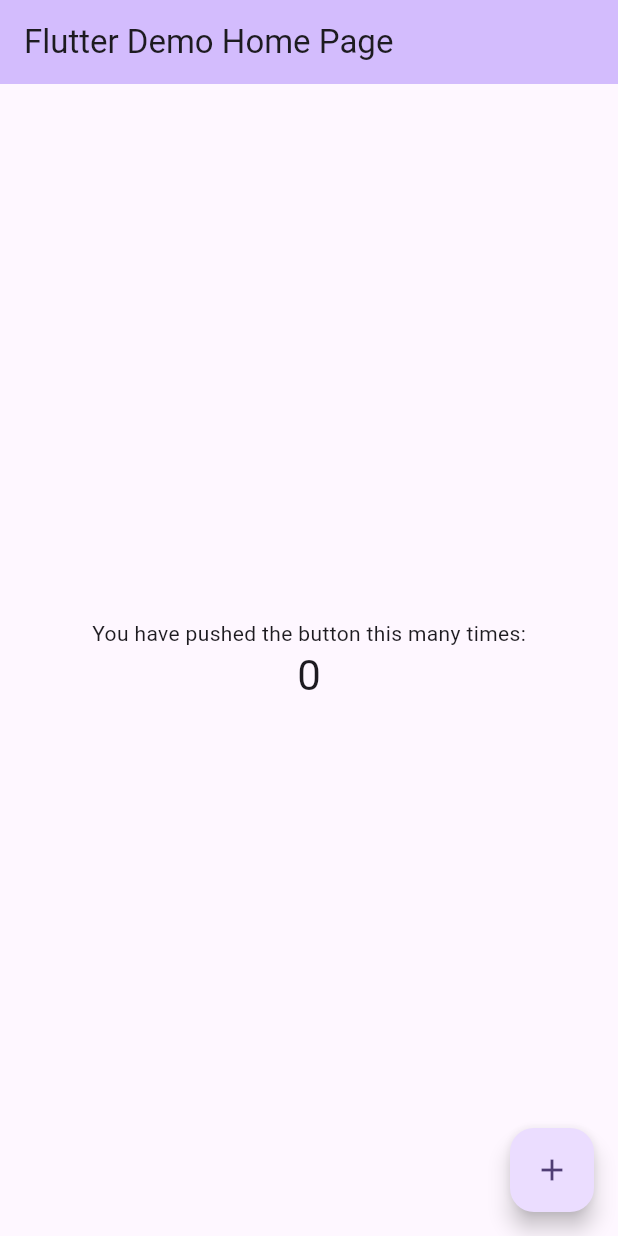
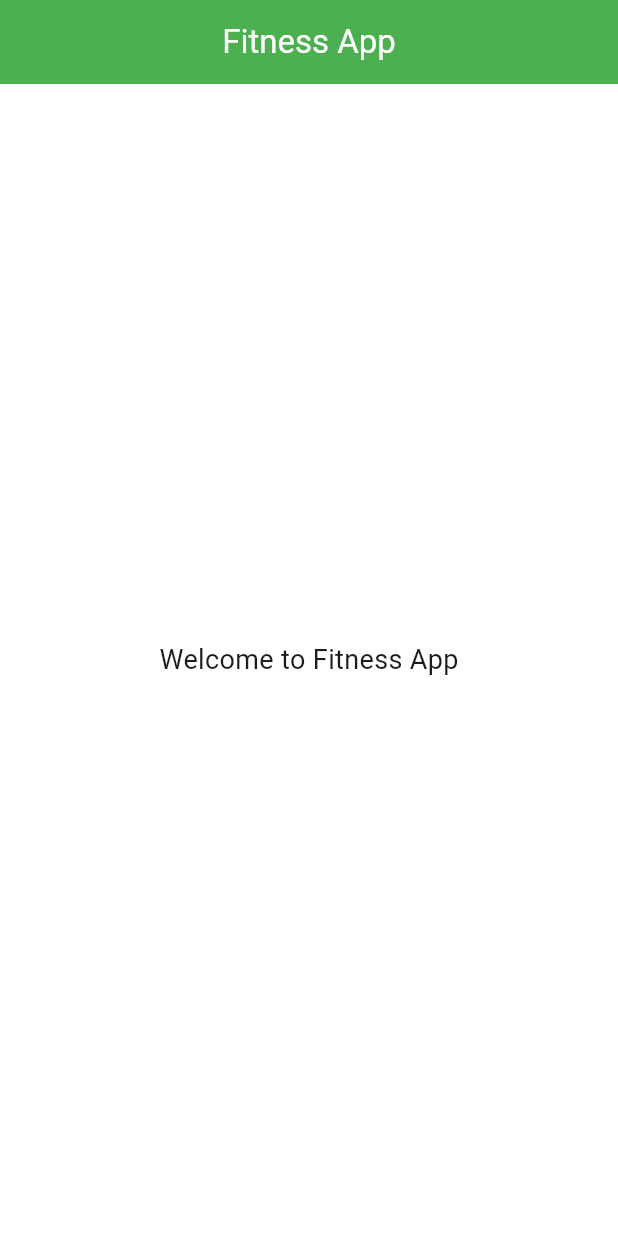
Before and after one commit to TashmeenUllah/fitness_app, a Flutter app: the screen it shows after launch, on a phone screen of 412 x 824 dp. Run offline on Flutter 3.47's test engine with Material 3 defaults, Android fonts, the phone set to English and light mode, and no system bars.

Commit message:
Phase 1: App structure and theme setup

```diff
--- /dev/null
+++ b/lib/core/theme/app_theme.dart
@@ -0,0 +1,13 @@
+import 'package:flutter/material.dart';
+
+class AppTheme {
+  static ThemeData lightTheme = ThemeData(
+    primaryColor: Colors.green,
+    scaffoldBackgroundColor: Colors.white,
+    appBarTheme: const AppBarTheme(
+      backgroundColor: Colors.green,
+      foregroundColor: Colors.white,
+      centerTitle: true,
+    ),
+  );
+}
--- a/lib/main.dart
+++ b/lib/main.dart
@@ -1,4 +1,6 @@
 import 'package:flutter/material.dart';
+import 'core/theme/app_theme.dart';
+import 'screens/home/home_screen.dart';
 
 void main() {
   runApp(const MyApp());
@@ -7,116 +9,13 @@ void main() {
 class MyApp extends StatelessWidget {
   const MyApp({super.key});
 
-  // This widget is the root of your application.
   @override
   Widget build(BuildContext context) {
     return MaterialApp(
-      title: 'Flutter Demo',
-      theme: ThemeData(
-        // This is the theme of your application.
-        //
-        // TRY THIS: Try running your application with "flutter run". You'll see
-        // the application has a purple toolbar. Then, without quitting the app,
-        // try changing the seedColor in the colorScheme below to Colors.green
-        // and then invoke "hot reload" (save your changes or press the "hot
-        // reload" button in a Flutter-supported IDE, or press "r" if you used
-        // the command line to start the app).
-        //
-        // Notice that the counter didn't reset back to zero; the application
-        // state is not lost during the reload. To reset the state, use hot
-        // restart instead.
-        //
-        // This works for code too, not just values: Most code changes can be
-        // tested with just a hot reload.
-        colorScheme: ColorScheme.fromSeed(seedColor: Colors.deepPurple),
-      ),
-      home: const MyHomePage(title: 'Flutter Demo Home Page'),
+      debugShowCheckedModeBanner: false,
+      title: 'Fitness App',
+      theme: AppTheme.lightTheme,
+      home: const HomeScreen(),
     );
   }
 }
-
-class MyHomePage extends StatefulWidget {
-  const MyHomePage({super.key, required this.title});
-
-  // This widget is the home page of your application. It is stateful, meaning
-  // that it has a State object (defined below) that contains fields that affect
-  // how it looks.
-
-  // This class is the configuration for the state. It holds the values (in this
-  // case the title) provided by the parent (in this case the App widget) and
-  // used by the build method of the State. Fields in a Widget subclass are
-  // always marked "final".
-
-  final String title;
-
-  @override
-  State<MyHomePage> createState() => _MyHomePageState();
-}
-
-class _MyHomePageState extends State<MyHomePage> {
-  int _counter = 0;
-
-  void _incrementCounter() {
-    setState(() {
-      // This call to setState tells the Flutter framework that something has
-      // changed in this State, which causes it to rerun the build method below
-      // so that the display can reflect the updated values. If we changed
-      // _counter without calling setState(), then the build method would not be
-      // called again, and so nothing would appear to happen.
-      _counter++;
-    });
-  }
-
-  @override
-  Widget build(BuildContext context) {
-    // This method is rerun every time setState is called, for instance as done
-    // by the _incrementCounter method above.
-    //
-    // The Flutter framework has been optimized to make rerunning build methods
-    // fast, so that you can just rebuild anything that needs updating rather
-    // than having to individually change instances of widgets.
-    return Scaffold(
-      appBar: AppBar(
-        // TRY THIS: Try changing the color here to a specific color (to
-        // Colors.amber, perhaps?) and trigger a hot reload to see the AppBar
-        // change color while the other colors stay the same.
-        backgroundColor: Theme.of(context).colorScheme.inversePrimary,
-        // Here we take the value from the MyHomePage object that was created by
-        // the App.build method, and use it to set our appbar title.
-        title: Text(widget.title),
-      ),
-      body: Center(
-        // Center is a layout widget. It takes a single child and positions it
-        // in the middle of the parent.
-        child: Column(
-          // Column is also a layout widget. It takes a list of children and
-          // arranges them vertically. By default, it sizes itself to fit its
-          // children horizontally, and tries to be as tall as its parent.
-          //
-          // Column has various properties to control how it sizes itself and
-          // how it positions its children. Here we use mainAxisAlignment to
-          // center the children vertically; the main axis here is the vertical
-          // axis because Columns are vertical (the cross axis would be
-          // horizontal).
-          //
-          // TRY THIS: Invoke "debug painting" (choose the "Toggle Debug Paint"
-          // action in the IDE, or press "p" in the console), to see the
-          // wireframe for each widget.
-          mainAxisAlignment: MainAxisAlignment.center,
-          children: <Widget>[
-            const Text('You have pushed the button this many times:'),
-            Text(
-              '$_counter',
-              style: Theme.of(context).textTheme.headlineMedium,
-            ),
-          ],
-        ),
-      ),
-      floatingActionButton: FloatingActionButton(
-        onPressed: _incrementCounter,
-        tooltip: 'Increment',
-        child: const Icon(Icons.add),
-      ), // This trailing comma makes auto-formatting nicer for build methods.
-    );
-  }
-}
--- /dev/null
+++ b/lib/screens/home/home_screen.dart
@@ -0,0 +1,20 @@
+import 'package:flutter/material.dart';
+
+class HomeScreen extends StatelessWidget {
+  const HomeScreen({super.key});
+
+  @override
+  Widget build(BuildContext context) {
+    return Scaffold(
+      appBar: AppBar(
+        title: const Text("Fitness App"),
+      ),
+      body: const Center(
+        child: Text(
+          "Welcome to Fitness App",
+          style: TextStyle(fontSize: 18),
+        ),
+      ),
+    );
+  }
+}
```
Also changed, not shown: lib/widgets/workout_card.dart (added).
